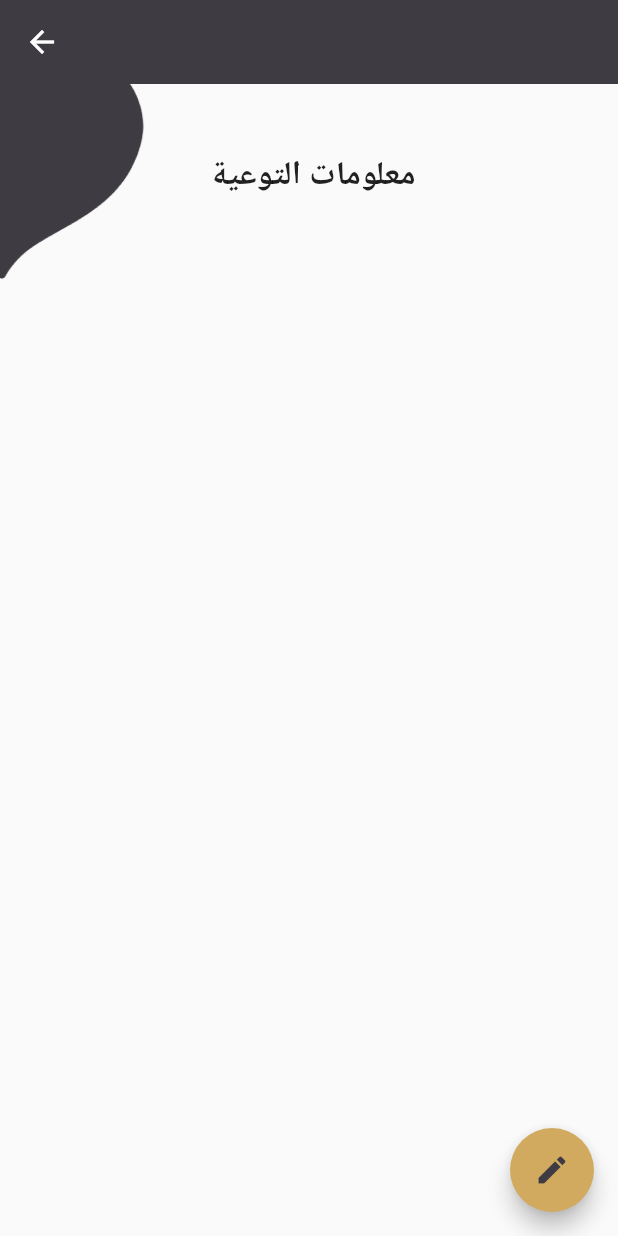
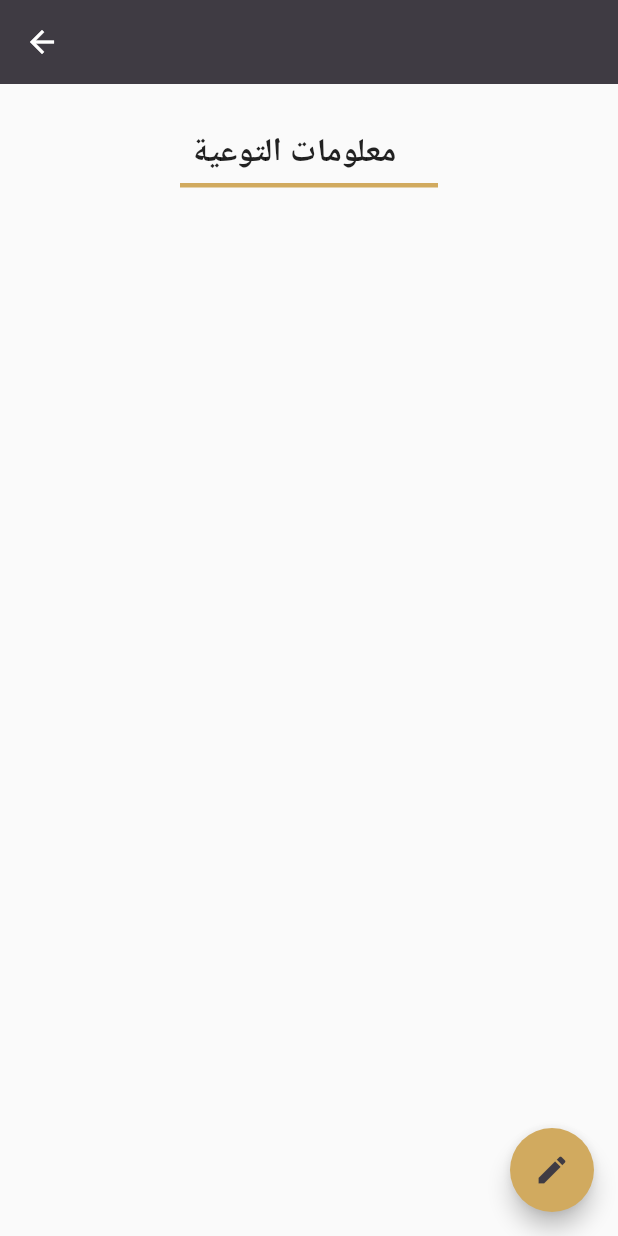
Before and after one commit to EbrahimMShaaban/rights_project, a Flutter app: the AwarenessInfoScreen screen opened directly, on a phone screen of 412 x 824 dp. Run offline on Flutter 3.47's test engine with Material 2 defaults, Android fonts, the phone set to English and light mode, and no system bars.

Commit message:
تم تعديل ال

```diff
--- a/lib/screens/admin_sceen/awareness_information.dart
+++ b/lib/screens/admin_sceen/awareness_information.dart
@@ -22,29 +22,25 @@ class _AwarenessInfoScreenState extends State<AwarenessInfoScreen> {
         key: formKey,
         child: Column(
           children: [
-
-            Row(
-              children: [
-                const Image(
-                  image: AssetImage('images/curve.png'),
-                  height: 140,
-                ),
             Column(
+              crossAxisAlignment: CrossAxisAlignment.center,
               children: const [
-                    Text(
+                Padding(
+                  padding: EdgeInsets.only(top: 30,right: 20),
+                  child: Text(
                     'معلومات التوعية',
                     style: TextStyle(
                       fontSize: 22,
                       fontWeight: FontWeight.bold,
                     ),
                   ),
+                ),
                 Divider(
-                      height: 20,
-                      thickness: 1,
-                      endIndent: 2,
-                      color: Colors.deepOrange,
-                    ),
-                  ],
+                  indent: 120,
+                  height: 15,
+                  thickness: 3,
+                  endIndent: 120,
+                  color: Color(0xffd1aa5f),
                 ),
               ],
             ),
```
Lines whose indentation alone changed are shown as unchanged.
